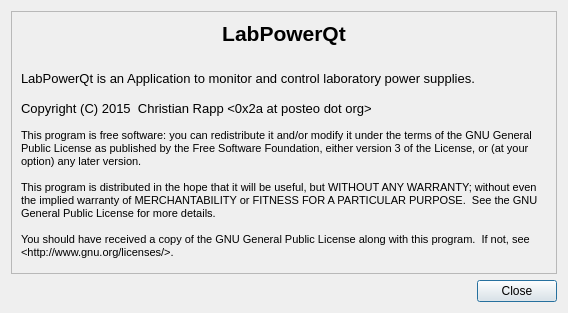
The window that forms/aboutme.ui (crapp/labpowerqt) describes before a commit, drawn with Qt 5.
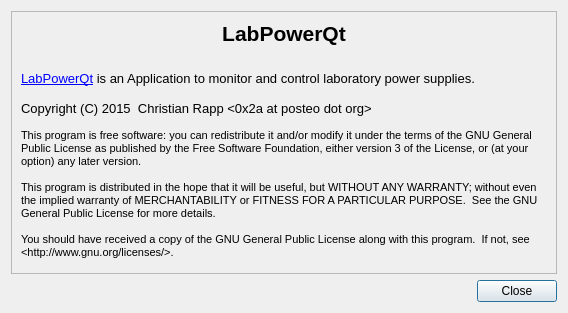
The same window after the commit.

Commit message:
Remember current Tab and other options
Application now remembers last active Tab as well as "Data under Plot",
Legend, Grid.

```diff
--- a/forms/aboutme.ui
+++ b/forms/aboutme.ui
@@ -34,8 +34,8 @@
        <rect>
         <x>0</x>
         <y>0</y>
-        <width>548</width>
-        <height>261</height>
+        <width>533</width>
+        <height>271</height>
        </rect>
       </property>
       <layout class="QVBoxLayout" name="verticalLayout">
@@ -51,7 +51,7 @@
 &lt;/style&gt;&lt;/head&gt;&lt;body style=&quot; font-family:'DejaVu Sans'; font-size:10pt; font-weight:400; font-style:normal;&quot;&gt;
 &lt;p align=&quot;center&quot; style=&quot; margin-top:0px; margin-bottom:0px; margin-left:0px; margin-right:0px; -qt-block-indent:0; text-indent:0px;&quot;&gt;&lt;span style=&quot; font-size:16pt; font-weight:600;&quot;&gt;LabPowerQt&lt;/span&gt;&lt;/p&gt;
 &lt;p style=&quot;-qt-paragraph-type:empty; margin-top:0px; margin-bottom:0px; margin-left:0px; margin-right:0px; -qt-block-indent:0; text-indent:0px; font-size:16pt; font-weight:600;&quot;&gt;&lt;br /&gt;&lt;/p&gt;
-&lt;p style=&quot; margin-top:0px; margin-bottom:0px; margin-left:0px; margin-right:0px; -qt-block-indent:0; text-indent:0px;&quot;&gt;LabPowerQt is an Application to monitor and control laboratory power supplies. &lt;/p&gt;
+&lt;p style=&quot; margin-top:0px; margin-bottom:0px; margin-left:0px; margin-right:0px; -qt-block-indent:0; text-indent:0px;&quot;&gt;&lt;a href=&quot;https://github.com/crapp/labpowerqt&quot;&gt;&lt;span style=&quot; text-decoration: underline; color:#0000ff;&quot;&gt;LabPowerQt&lt;/span&gt;&lt;/a&gt; is an Application to monitor and control laboratory power supplies. &lt;/p&gt;
 &lt;p style=&quot;-qt-paragraph-type:empty; margin-top:0px; margin-bottom:0px; margin-left:0px; margin-right:0px; -qt-block-indent:0; text-indent:0px;&quot;&gt;&lt;br /&gt;&lt;/p&gt;
 &lt;p style=&quot; margin-top:0px; margin-bottom:0px; margin-left:0px; margin-right:0px; -qt-block-indent:0; text-indent:0px;&quot;&gt;Copyright (C) 2015  Christian Rapp &amp;lt;0x2a at posteo dot org&amp;gt;&lt;/p&gt;
 &lt;p style=&quot;-qt-paragraph-type:empty; margin-top:0px; margin-bottom:0px; margin-left:0px; margin-right:0px; -qt-block-indent:0; text-indent:0px; font-size:8pt;&quot;&gt;&lt;br /&gt;&lt;/p&gt;
```
The commit also changes 3 other files.
